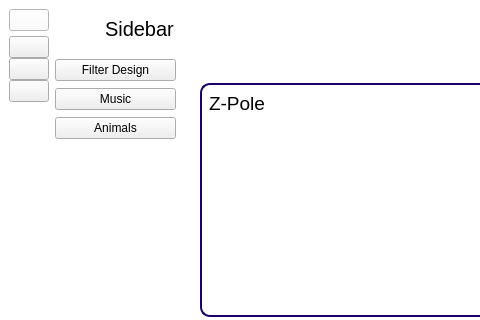
Above: FixingGUI2.ui from shehab400/Digital-filter-design before the change; both pictures show x 0 to 480 and y 0 to 320 of the 1180 by 825 pixel window. Below: the same form after it.
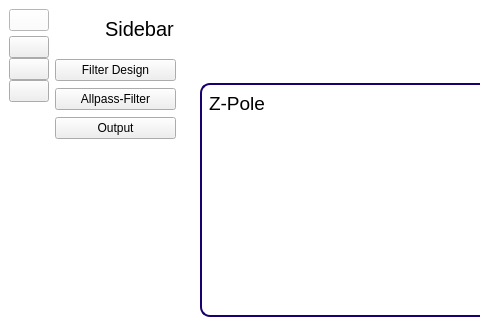
That is the form after the change. Icons and pictures are not drawn.

The edit to the form file:
```diff
--- a/FixingGUI2.ui
+++ b/FixingGUI2.ui
@@ -134,7 +134,7 @@
          <item>
           <widget class="QPushButton" name="music">
            <property name="text">
-            <string>Music</string>
+            <string>Allpass-Filter</string>
            </property>
            <property name="icon">
             <iconset>
@@ -158,7 +158,7 @@
          <item>
           <widget class="QPushButton" name="animals">
            <property name="text">
-            <string>Animals</string>
+            <string>Output</string>
            </property>
            <property name="icon">
             <iconset>
```
Left out of the diff: 104 changed lines with no effect on the pictures.
